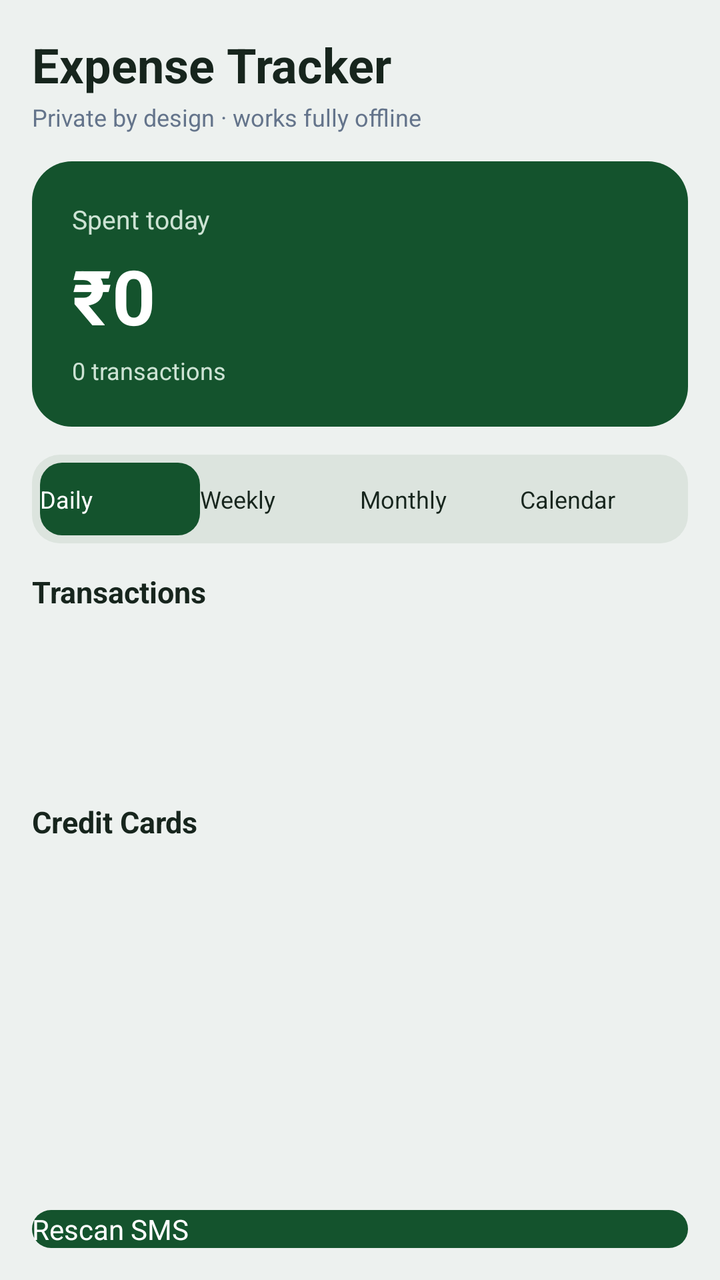
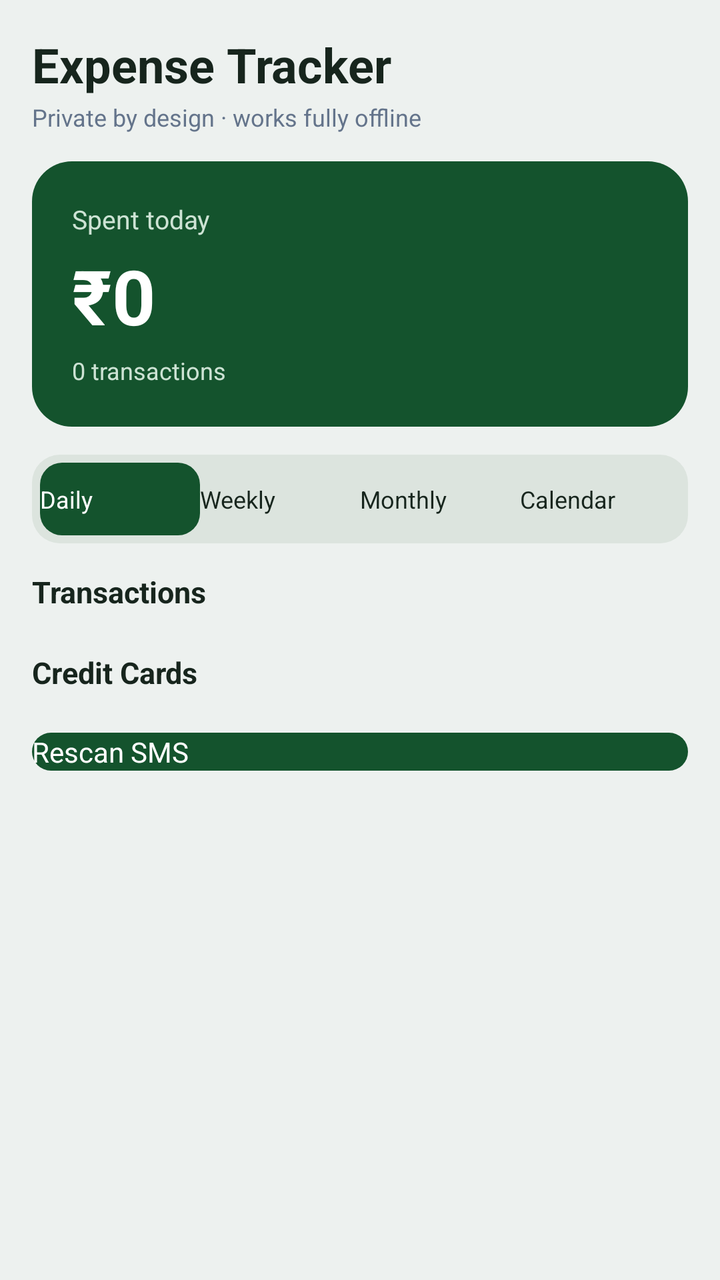

An Android layout rendered at two revisions. The XML below is the earlier revision; the diff shows what the commit changed to produce the second picture.
<!-- AndroidManifest.xml: application theme AppTheme -->
<!-- res/layout/activity_main.xml -->
<?xml version="1.0" encoding="utf-8"?>
<LinearLayout xmlns:android="http://schemas.android.com/apk/res/android"
    android:layout_width="match_parent"
    android:layout_height="match_parent"
    android:orientation="vertical"
    android:padding="16dp">

    <TextView
        android:layout_width="wrap_content"
        android:layout_height="wrap_content"
        android:text="@string/app_name"
        android:textSize="24sp"
        android:textStyle="bold"
        android:textColor="@color/ink" />

    <TextView
        android:layout_width="wrap_content"
        android:layout_height="wrap_content"
        android:text="@string/app_sub"
        android:textSize="12sp"
        android:textColor="@color/muted"
        android:layout_marginTop="2dp" />

    <TextView
        android:id="@+id/permNotice"
        android:layout_width="match_parent"
        android:layout_height="wrap_content"
        android:visibility="gone"
        android:text="@string/perm_needed"
        android:textSize="13sp"
        android:padding="12dp"
        android:layout_marginTop="12dp"
        android:background="@drawable/card" />

    <Button
        android:id="@+id/permButton"
        android:layout_width="wrap_content"
        android:layout_height="wrap_content"
        android:visibility="gone"
        android:layout_marginTop="8dp"
        android:text="@string/grant"
        android:background="@drawable/btn_primary"
        android:textColor="#FFFFFF" />

    
    <LinearLayout
        android:layout_width="match_parent"
        android:layout_height="wrap_content"
        android:orientation="vertical"
        android:background="@drawable/hero_card"
        android:padding="20dp"
        android:layout_marginTop="14dp">

        <TextView
            android:id="@+id/totalLabel"
            android:layout_width="wrap_content"
            android:layout_height="wrap_content"
            android:text="Spent today"
            android:textSize="13sp"
            android:textColor="#CDE3D4" />

        <TextView
            android:id="@+id/totalView"
            android:layout_width="wrap_content"
            android:layout_height="wrap_content"
            android:text="₹0"
            android:textSize="38sp"
            android:textStyle="bold"
            android:textColor="#FFFFFF"
            android:layout_marginTop="4dp" />

        <TextView
            android:id="@+id/txnCountView"
            android:layout_width="wrap_content"
            android:layout_height="wrap_content"
            android:text="0 transactions"
            android:textSize="12sp"
            android:textColor="#CDE3D4"
            android:layout_marginTop="4dp" />
    </LinearLayout>

    
    <LinearLayout
        android:layout_width="match_parent"
        android:layout_height="wrap_content"
        android:orientation="horizontal"
        android:background="@drawable/tab_bar"
        android:padding="4dp"
        android:layout_marginTop="14dp">

        <Button
            android:id="@+id/btnDay"
            android:layout_width="0dp"
            android:layout_height="wrap_content"
            android:layout_weight="1"
            android:text="@string/tab_daily"
            android:textSize="12sp"
            android:background="@drawable/tab_selected"
            android:textColor="#FFFFFF"
            android:minHeight="0dp"
            android:paddingTop="10dp"
            android:paddingBottom="10dp" />

        <Button
            android:id="@+id/btnWeek"
            android:layout_width="0dp"
            android:layout_height="wrap_content"
            android:layout_weight="1"
            android:text="@string/tab_weekly"
            android:textSize="12sp"
            android:background="@null"
            android:textColor="@color/ink"
            android:minHeight="0dp"
            android:paddingTop="10dp"
            android:paddingBottom="10dp" />

        <Button
            android:id="@+id/btnMonth"
            android:layout_width="0dp"
            android:layout_height="wrap_content"
            android:layout_weight="1"
            android:text="@string/tab_monthly"
            android:textSize="12sp"
            android:background="@null"
            android:textColor="@color/ink"
            android:minHeight="0dp"
            android:paddingTop="10dp"
            android:paddingBottom="10dp" />

        <Button
            android:id="@+id/btnCal"
            android:layout_width="0dp"
            android:layout_height="wrap_content"
            android:layout_weight="1"
            android:text="@string/tab_calendar"
            android:textSize="12sp"
            android:background="@null"
            android:textColor="@color/ink"
            android:minHeight="0dp"
            android:paddingTop="10dp"
            android:paddingBottom="10dp" />
    </LinearLayout>

    
    <LinearLayout
        android:id="@+id/calCard"
        android:layout_width="match_parent"
        android:layout_height="wrap_content"
        android:orientation="vertical"
        android:visibility="gone"
        android:background="@drawable/card"
        android:padding="8dp"
        android:layout_marginTop="12dp">

        <CalendarView
            android:id="@+id/calView"
            android:layout_width="match_parent"
            android:layout_height="wrap_content"
            android:showWeekNumber="false" />
    </LinearLayout>

    <TextView style="@style/SectionHeader"
        android:layout_width="wrap_content"
        android:layout_height="wrap_content"
        android:text="@string/transactions" />

    <ListView
        android:id="@+id/txnList"
        android:layout_width="match_parent"
        android:layout_height="0dp"
        android:layout_weight="1"
        android:divider="@null"
        android:clipToPadding="false" />

    <TextView style="@style/SectionHeader"
        android:layout_width="wrap_content"
        android:layout_height="wrap_content"
        android:text="@string/cards" />

    <ListView
        android:id="@+id/dueList"
        android:layout_width="match_parent"
        android:layout_height="168dp"
        android:divider="@null"
        android:clipToPadding="false" />

    <Button
        android:id="@+id/rescan"
        android:layout_width="match_parent"
        android:layout_height="wrap_content"
        android:layout_marginTop="10dp"
        android:text="@string/rescan"
        android:background="@drawable/btn_primary"
        android:textColor="#FFFFFF" />
</LinearLayout>
<!-- resources referenced by this layout -->
<resources>
  <color name="ink">#17251D</color>
  <color name="muted">#64748B</color>
  <!-- drawable btn_primary (drawable) -->
  <?xml version="1.0" encoding="utf-8"?>
  <shape xmlns:android="http://schemas.android.com/apk/res/android" android:shape="rectangle">
      <solid android:color="@color/primary" />
      <corners android:radius="14dp" />
  </shape>
  <!-- drawable card (drawable) -->
  <?xml version="1.0" encoding="utf-8"?>
  <shape xmlns:android="http://schemas.android.com/apk/res/android" android:shape="rectangle">
      <solid android:color="@color/card" />
      <corners android:radius="16dp" />
  </shape>
  <!-- drawable hero_card (drawable) -->
  <?xml version="1.0" encoding="utf-8"?>
  <shape xmlns:android="http://schemas.android.com/apk/res/android" android:shape="rectangle">
      <solid android:color="@color/primary" />
      <corners android:radius="20dp" />
  </shape>
  <!-- drawable tab_bar (drawable) -->
  <?xml version="1.0" encoding="utf-8"?>
  <shape xmlns:android="http://schemas.android.com/apk/res/android" android:shape="rectangle">
      <solid android:color="@color/tab_bar_bg" />
      <corners android:radius="14dp" />
  </shape>
  <!-- drawable tab_selected (drawable) -->
  <?xml version="1.0" encoding="utf-8"?>
  <shape xmlns:android="http://schemas.android.com/apk/res/android" android:shape="rectangle">
      <solid android:color="@color/primary" />
      <corners android:radius="11dp" />
  </shape>
  <string name="app_name">Expense Tracker</string>
  <string name="app_sub">Private by design · works fully offline</string>
  <string name="cards">Credit Cards</string>
  <string name="grant">Grant permission</string>
  <string name="perm_needed">SMS permission is needed to read your bank messages. Nothing leaves your phone.</string>
  <string name="rescan">Rescan SMS</string>
  <string name="tab_calendar">Calendar</string>
  <string name="tab_daily">Daily</string>
  <string name="tab_monthly">Monthly</string>
  <string name="tab_weekly">Weekly</string>
  <string name="transactions">Transactions</string>
  <style name="SectionHeader">
          <item name="android:textSize">15sp</item>
          <item name="android:textStyle">bold</item>
          <item name="android:textColor">@color/ink</item>
          <item name="android:layout_marginTop">14dp</item>
          <item name="android:layout_marginBottom">6dp</item>
      </style>
  <style name="AppTheme" parent="android:Theme.Material.Light.NoActionBar">
          <item name="android:colorPrimary">@color/primary</item>
          <item name="android:colorPrimaryDark">@color/primary_dark</item>
          <item name="android:colorAccent">@color/primary</item>
          <item name="android:windowBackground">@color/background</item>
      </style>
  <color name="primary">#14532D</color>
  <color name="card">#FFFFFF</color>
  <color name="tab_bar_bg">#DCE4DE</color>
  <color name="primary_dark">#0D3B21</color>
  <color name="background">#EDF1EF</color>
</resources>

<!-- the commit's change to res/layout/activity_main.xml (unified diff, before → after) -->
@@ -1,195 +1,219 @@
 <?xml version="1.0" encoding="utf-8"?>
-<LinearLayout xmlns:android="http://schemas.android.com/apk/res/android"
+<ScrollView xmlns:android="http://schemas.android.com/apk/res/android"
     android:layout_width="match_parent"
     android:layout_height="match_parent"
-    android:orientation="vertical"
-    android:padding="16dp">
-
-    <TextView
-        android:layout_width="wrap_content"
-        android:layout_height="wrap_content"
-        android:text="@string/app_name"
-        android:textSize="24sp"
-        android:textStyle="bold"
-        android:textColor="@color/ink" />
-
-    <TextView
-        android:layout_width="wrap_content"
-        android:layout_height="wrap_content"
-        android:text="@string/app_sub"
-        android:textSize="12sp"
-        android:textColor="@color/muted"
-        android:layout_marginTop="2dp" />
-
-    <TextView
-        android:id="@+id/permNotice"
-        android:layout_width="match_parent"
-        android:layout_height="wrap_content"
-        android:visibility="gone"
-        android:text="@string/perm_needed"
-        android:textSize="13sp"
-        android:padding="12dp"
-        android:layout_marginTop="12dp"
-        android:background="@drawable/card" />
-
-    <Button
-        android:id="@+id/permButton"
-        android:layout_width="wrap_content"
-        android:layout_height="wrap_content"
-        android:visibility="gone"
-        android:layout_marginTop="8dp"
-        android:text="@string/grant"
-        android:background="@drawable/btn_primary"
-        android:textColor="#FFFFFF" />
-
-    
+    android:fillViewport="true">
+
     <LinearLayout
         android:layout_width="match_parent"
         android:layout_height="wrap_content"
         android:orientation="vertical"
-        android:background="@drawable/hero_card"
-        android:padding="20dp"
-        android:layout_marginTop="14dp">
-
-        <TextView
-            android:id="@+id/totalLabel"
-            android:layout_width="wrap_content"
-            android:layout_height="wrap_content"
-            android:text="Spent today"
+        android:padding="16dp">
+
+        <TextView
+            android:layout_width="wrap_content"
+            android:layout_height="wrap_content"
+            android:text="@string/app_name"
+            android:textSize="24sp"
+            android:textStyle="bold"
+            android:textColor="@color/ink" />
+
+        <TextView
+            android:layout_width="wrap_content"
+            android:layout_height="wrap_content"
+            android:text="@string/app_sub"
+            android:textSize="12sp"
+            android:textColor="@color/muted"
+            android:layout_marginTop="2dp" />
+
+        <TextView
+            android:id="@+id/permNotice"
+            android:layout_width="match_parent"
+            android:layout_height="wrap_content"
+            android:visibility="gone"
+            android:text="@string/perm_needed"
             android:textSize="13sp"
-            android:textColor="#CDE3D4" />
-
-        <TextView
-            android:id="@+id/totalView"
-            android:layout_width="wrap_content"
-            android:layout_height="wrap_content"
-            android:text="₹0"
-            android:textSize="38sp"
-            android:textStyle="bold"
-            android:textColor="#FFFFFF"
-            android:layout_marginTop="4dp" />
-
-        <TextView
-            android:id="@+id/txnCountView"
-            android:layout_width="wrap_content"
-            android:layout_height="wrap_content"
-            android:text="0 transactions"
-            android:textSize="12sp"
-            android:textColor="#CDE3D4"
-            android:layout_marginTop="4dp" />
+            android:padding="12dp"
+            android:layout_marginTop="12dp"
+            android:background="@drawable/card" />
+
+        <Button
+            android:id="@+id/permButton"
+            android:layout_width="wrap_content"
+            android:layout_height="wrap_content"
+            android:visibility="gone"
+            android:layout_marginTop="8dp"
+            android:text="@string/grant"
+            android:background="@drawable/btn_primary"
+            android:textColor="#FFFFFF" />
+
+        
+        <LinearLayout
+            android:layout_width="match_parent"
+            android:layout_height="wrap_content"
+            android:orientation="vertical"
+            android:background="@drawable/hero_card"
+            android:padding="20dp"
+            android:layout_marginTop="14dp">
+
+            <TextView
+                android:id="@+id/totalLabel"
+                android:layout_width="wrap_content"
+                android:layout_height="wrap_content"
+                android:text="Spent today"
+                android:textSize="13sp"
+                android:textColor="#CDE3D4" />
+
+            <TextView
+                android:id="@+id/totalView"
+                android:layout_width="wrap_content"
+                android:layout_height="wrap_content"
+                android:text="₹0"
+                android:textSize="38sp"
+                android:textStyle="bold"
+                android:textColor="#FFFFFF"
+                android:layout_marginTop="4dp" />
+
+            <TextView
+                android:id="@+id/txnCountView"
+                android:layout_width="wrap_content"
+                android:layout_height="wrap_content"
+                android:text="0 transactions"
+                android:textSize="12sp"
+                android:textColor="#CDE3D4"
+                android:layout_marginTop="4dp" />
+        </LinearLayout>
+
+        
+        <LinearLayout
+            android:layout_width="match_parent"
+            android:layout_height="wrap_content"
+            android:orientation="horizontal"
+            android:background="@drawable/tab_bar"
+            android:padding="4dp"
+            android:layout_marginTop="14dp">
+
+            <Button
+                android:id="@+id/btnDay"
+                android:layout_width="0dp"
+                android:layout_height="wrap_content"
+                android:layout_weight="1"
+                android:text="@string/tab_daily"
+                android:textSize="12sp"
+                android:background="@drawable/tab_selected"
+                android:textColor="#FFFFFF"
+                android:minHeight="0dp"
+                android:paddingTop="10dp"
+                android:paddingBottom="10dp" />
+
+            <Button
+                android:id="@+id/btnWeek"
+                android:layout_width="0dp"
+                android:layout_height="wrap_content"
+                android:layout_weight="1"
+                android:text="@string/tab_weekly"
+                android:textSize="12sp"
+                android:background="@null"
+                android:textColor="@color/ink"
+                android:minHeight="0dp"
+                android:paddingTop="10dp"
+                android:paddingBottom="10dp" />
+
+            <Button
+                android:id="@+id/btnMonth"
+                android:layout_width="0dp"
+                android:layout_height="wrap_content"
+                android:layout_weight="1"
+                android:text="@string/tab_monthly"
+                android:textSize="12sp"
+                android:background="@null"
+                android:textColor="@color/ink"
+                android:minHeight="0dp"
+                android:paddingTop="10dp"
+                android:paddingBottom="10dp" />
+
+            <Button
+                android:id="@+id/btnCal"
+                android:layout_width="0dp"
+                android:layout_height="wrap_content"
+                android:layout_weight="1"
+                android:text="@string/tab_calendar"
+                android:textSize="12sp"
+                android:background="@null"
+                android:textColor="@color/ink"
+                android:minHeight="0dp"
+                android:paddingTop="10dp"
+                android:paddingBottom="10dp" />
+        </LinearLayout>
+
+        
+        <LinearLayout
+            android:id="@+id/calCard"
+            android:layout_width="match_parent"
+            android:layout_height="wrap_content"
+            android:orientation="vertical"
+            android:visibility="gone"
+            android:background="@drawable/card"
+            android:padding="8dp"
+            android:layout_marginTop="12dp">
+
+            <CalendarView
+                android:id="@+id/calView"
+                android:layout_width="match_parent"
+                android:layout_height="wrap_content"
+                android:showWeekNumber="false" />
+        </LinearLayout>
+
+        <TextView style="@style/SectionHeader"
+            android:layout_width="wrap_content"
+            android:layout_height="wrap_content"
+            android:text="@string/transactions" />
+
+        <LinearLayout
+            android:id="@+id/txnContainer"
+            android:layout_width="match_parent"
+            android:layout_height="wrap_content"
+            android:orientation="vertical" />
+
+        <TextView
+            android:id="@+id/emptyTxns"
+            android:layout_width="match_parent"
+            android:layout_height="wrap_content"
+            android:visibility="gone"
+            android:text="@string/no_txns"
+            android:textSize="13sp"
+            android:textColor="@color/muted"
+            android:padding="16dp" />
+
+        <TextView style="@style/SectionHeader"
+            android:layout_width="wrap_content"
+            android:layout_height="wrap_content"
+            android:text="@string/cards" />
+
+        <LinearLayout
+            android:id="@+id/dueContainer"
+            android:layout_width="match_parent"
+            android:layout_height="wrap_content"
+            android:orientation="vertical" />
+
+        <TextView
+            android:id="@+id/emptyDues"
+            android:layout_width="match_parent"
+            android:layout_height="wrap_content"
+            android:visibility="gone"
+            android:text="@string/no_dues"
+            android:textSize="13sp"
+            android:textColor="@color/muted"
+            android:padding="16dp" />
+
+        <Button
+            android:id="@+id/rescan"
+            android:layout_width="match_parent"
+            android:layout_height="wrap_content"
+            android:layout_marginTop="14dp"
+            android:layout_marginBottom="8dp"
+            android:text="@string/rescan"
+            android:background="@drawable/btn_primary"
+            android:textColor="#FFFFFF" />
     </LinearLayout>
-
-    
-    <LinearLayout
-        android:layout_width="match_parent"
-        android:layout_height="wrap_content"
-        android:orientation="horizontal"
-        android:background="@drawable/tab_bar"
-        android:padding="4dp"
-        android:layout_marginTop="14dp">
-
-        <Button
-            android:id="@+id/btnDay"
-            android:layout_width="0dp"
-            android:layout_height="wrap_content"
-            android:layout_weight="1"
-            android:text="@string/tab_daily"
-            android:textSize="12sp"
-            android:background="@drawable/tab_selected"
-            android:textColor="#FFFFFF"
-            android:minHeight="0dp"
-            android:paddingTop="10dp"
-            android:paddingBottom="10dp" />
-
-        <Button
-            android:id="@+id/btnWeek"
-            android:layout_width="0dp"
-            android:layout_height="wrap_content"
-            android:layout_weight="1"
-            android:text="@string/tab_weekly"
-            android:textSize="12sp"
-            android:background="@null"
-            android:textColor="@color/ink"
-            android:minHeight="0dp"
-            android:paddingTop="10dp"
-            android:paddingBottom="10dp" />
-
-        <Button
-            android:id="@+id/btnMonth"
-            android:layout_width="0dp"
-            android:layout_height="wrap_content"
-            android:layout_weight="1"
-            android:text="@string/tab_monthly"
-            android:textSize="12sp"
-            android:background="@null"
-            android:textColor="@color/ink"
-            android:minHeight="0dp"
-            android:paddingTop="10dp"
-            android:paddingBottom="10dp" />
-
-        <Button
-            android:id="@+id/btnCal"
-            android:layout_width="0dp"
-            android:layout_height="wrap_content"
-            android:layout_weight="1"
-            android:text="@string/tab_calendar"
-            android:textSize="12sp"
-            android:background="@null"
-            android:textColor="@color/ink"
-            android:minHeight="0dp"
-            android:paddingTop="10dp"
-            android:paddingBottom="10dp" />
-    </LinearLayout>
-
-    
-    <LinearLayout
-        android:id="@+id/calCard"
-        android:layout_width="match_parent"
-        android:layout_height="wrap_content"
-        android:orientation="vertical"
-        android:visibility="gone"
-        android:background="@drawable/card"
-        android:padding="8dp"
-        android:layout_marginTop="12dp">
-
-        <CalendarView
-            android:id="@+id/calView"
-            android:layout_width="match_parent"
-            android:layout_height="wrap_content"
-            android:showWeekNumber="false" />
-    </LinearLayout>
-
-    <TextView style="@style/SectionHeader"
-        android:layout_width="wrap_content"
-        android:layout_height="wrap_content"
-        android:text="@string/transactions" />
-
-    <ListView
-        android:id="@+id/txnList"
-        android:layout_width="match_parent"
-        android:layout_height="0dp"
-        android:layout_weight="1"
-        android:divider="@null"
-        android:clipToPadding="false" />
-
-    <TextView style="@style/SectionHeader"
-        android:layout_width="wrap_content"
-        android:layout_height="wrap_content"
-        android:text="@string/cards" />
-
-    <ListView
-        android:id="@+id/dueList"
-        android:layout_width="match_parent"
-        android:layout_height="168dp"
-        android:divider="@null"
-        android:clipToPadding="false" />
-
-    <Button
-        android:id="@+id/rescan"
-        android:layout_width="match_parent"
-        android:layout_height="wrap_content"
-        android:layout_marginTop="10dp"
-        android:text="@string/rescan"
-        android:background="@drawable/btn_primary"
-        android:textColor="#FFFFFF" />
-</LinearLayout>
+</ScrollView>
<!-- resource entries referenced after the edit -->
@@ -36,6 +36,8 @@
   <string name="app_sub">Private by design · works fully offline</string>
   <string name="cards">Credit Cards</string>
   <string name="grant">Grant permission</string>
+  <string name="no_dues">No card dues detected.</string>
+  <string name="no_txns">No transactions found yet.</string>
   <string name="perm_needed">SMS permission is needed to read your bank messages. Nothing leaves your phone.</string>
   <string name="rescan">Rescan SMS</string>
   <string name="tab_calendar">Calendar</string>
